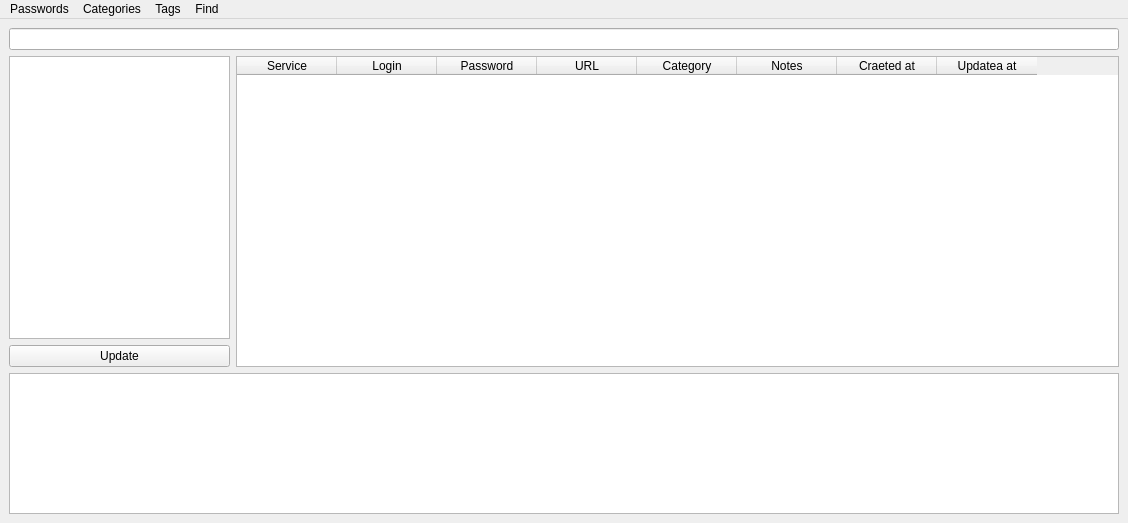
Old version of the form client_side/resources/ui/main_window.ui in the repository Sk2can/Password-manager.
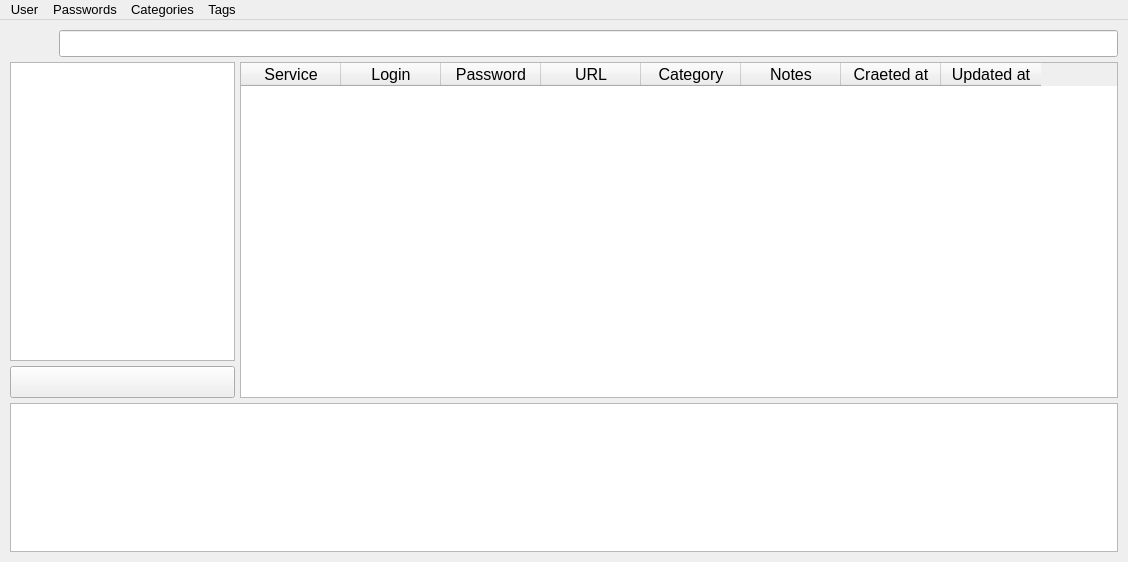
New version of the form. Icons and pictures are not drawn.

What changed in the file:
```diff
--- a/client_side/resources/ui/main_window.ui
+++ b/client_side/resources/ui/main_window.ui
@@ -7,7 +7,7 @@
     <x>0</x>
     <y>0</y>
     <width>1128</width>
-    <height>523</height>
+    <height>562</height>
    </rect>
   </property>
   <property name="windowTitle">
@@ -17,40 +17,50 @@
    <bool>true</bool>
   </property>
   <widget class="QWidget" name="centralwidget">
-   <layout class="QGridLayout" name="gridLayout" rowstretch="1,10,4,5" columnstretch="1,4">
-    <item row="1" column="0">
-     <widget class="QTreeView" name="treeView">
-      <property name="focusPolicy">
-       <enum>Qt::NoFocus</enum>
+   <layout class="QGridLayout" name="gridLayout" rowstretch="1,10,4,5" columnstretch="1,4,20">
+    <property name="leftMargin">
+     <number>10</number>
+    </property>
+    <property name="topMargin">
+     <number>10</number>
+    </property>
+    <property name="rightMargin">
+     <number>10</number>
+    </property>
+    <property name="bottomMargin">
+     <number>10</number>
+    </property>
+    <property name="spacing">
+     <number>5</number>
+    </property>
+    <item row="0" column="1" colspan="2">
+     <widget class="QLineEdit" name="search_lineEdit">
+      <property name="font">
+       <font>
+        <pointsize>12</pointsize>
+       </font>
       </property>
-      <property name="editTriggers">
-       <set>QAbstractItemView::NoEditTriggers</set>
+      <property name="styleSheet">
+       <string notr="true"/>
       </property>
-     </widget>
-    </item>
-    <item row="3" column="0" colspan="2">
-     <widget class="QTextBrowser" name="textBrowser">
-      <property name="openExternalLinks">
-       <bool>true</bool>
+      <property name="text">
+       <string/>
       </property>
-     </widget>
-    </item>
-    <item row="0" column="0" colspan="2">
-     <widget class="QLineEdit" name="lineEdit">
       <property name="clearButtonEnabled">
        <bool>false</bool>
       </property>
      </widget>
     </item>
-    <item row="2" column="0">
-     <widget class="QPushButton" name="update_pushButton">
-      <property name="text">
-       <string>Update</string>
-      </property>
-     </widget>
-    </item>
-    <item row="1" column="1" rowspan="2">
+    <item row="1" column="2" rowspan="2">
      <widget class="QTableWidget" name="tableWidget">
+      <property name="font">
+       <font>
+        <pointsize>12</pointsize>
+       </font>
+      </property>
+      <property name="mouseTracking">
+       <bool>true</bool>
+      </property>
       <property name="focusPolicy">
        <enum>Qt::NoFocus</enum>
       </property>
@@ -139,11 +149,91 @@
       </column>
       <column>
        <property name="text">
-        <string>Updatea at</string>
+        <string>Updated at</string>
        </property>
       </column>
      </widget>
     </item>
+    <item row="0" column="0">
+     <widget class="QWidget" name="widget" native="true">
+      <property name="styleSheet">
+       <string notr="true">image: url(:/png/icons/search.png);</string>
+      </property>
+     </widget>
+    </item>
+    <item row="1" column="0" colspan="2">
+     <widget class="QTreeView" name="treeView">
+      <property name="font">
+       <font>
+        <pointsize>12</pointsize>
+       </font>
+      </property>
+      <property name="focusPolicy">
+       <enum>Qt::NoFocus</enum>
+      </property>
+      <property name="editTriggers">
+       <set>QAbstractItemView::NoEditTriggers</set>
+      </property>
+      <property name="showDropIndicator" stdset="0">
+       <bool>false</bool>
+      </property>
+      <property name="rootIsDecorated">
+       <bool>false</bool>
+      </property>
+      <property name="headerHidden">
+       <bool>false</bool>
+      </property>
+     </widget>
+    </item>
+    <item row="2" column="0" colspan="2">
+     <widget class="QPushButton" name="update_pushButton">
+      <property name="sizePolicy">
+       <sizepolicy hsizetype="Minimum" vsizetype="Maximum">
+        <horstretch>0</horstretch>
+        <verstretch>0</verstretch>
+       </sizepolicy>
+      </property>
+      <property name="maximumSize">
+       <size>
+        <width>16777215</width>
+        <height>32</height>
+       </size>
+      </property>
+      <property name="font">
+       <font>
+        <pointsize>12</pointsize>
+       </font>
+      </property>
+      <property name="text">
+       <string/>
+      </property>
+      <property name="icon">
+       <iconset resource="../res.qrc">
+        <normaloff>:/png/icons/sync.png</normaloff>:/png/icons/sync.png</iconset>
+      </property>
+      <property name="iconSize">
+       <size>
+        <width>32</width>
+        <height>32</height>
+       </size>
+      </property>
+      <property name="flat">
+       <bool>false</bool>
+      </property>
+     </widget>
+    </item>
+    <item row="3" column="0" colspan="3">
+     <widget class="QTextBrowser" name="textBrowser">
+      <property name="font">
+       <font>
+        <pointsize>10</pointsize>
+       </font>
+      </property>
+      <property name="openExternalLinks">
+       <bool>true</bool>
+      </property>
+     </widget>
+    </item>
    </layout>
   </widget>
   <widget class="QMenuBar" name="menuBar">
@@ -152,14 +242,14 @@
      <x>0</x>
      <y>0</y>
      <width>1128</width>
-     <height>21</height>
+     <height>23</height>
     </rect>
    </property>
-   <widget class="QMenu" name="menuFind">
-    <property name="title">
-     <string>Find</string>
-    </property>
-   </widget>
+   <property name="font">
+    <font>
+     <pointsize>10</pointsize>
+    </font>
+   </property>
    <widget class="QMenu" name="menuAdd_password">
     <property name="title">
      <string>Passwords</string>
@@ -182,10 +272,17 @@
     <addaction name="actionEdit_category"/>
     <addaction name="actionDelete_category"/>
    </widget>
+   <widget class="QMenu" name="menuUser">
+    <property name="title">
+     <string>User</string>
+    </property>
+    <addaction name="actionSettings"/>
+    <addaction name="actionExit"/>
+   </widget>
+   <addaction name="menuUser"/>
    <addaction name="menuAdd_password"/>
    <addaction name="menuCategories"/>
    <addaction name="menuTags"/>
-   <addaction name="menuFind"/>
   </widget>
   <action name="actionAdd_password">
    <property name="text">
```
Left out of the diff: 14 changed lines with no effect on the pictures.
